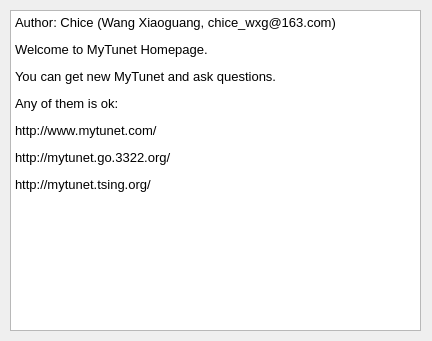
The window that trunk/src/qtunet-qt4/dlg_about.ui (alick/mytunet) describes before a commit, drawn with Qt 5.
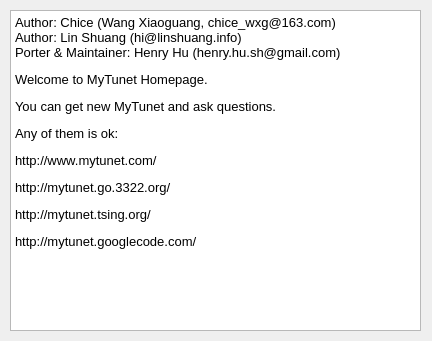
The same window after the commit.

Diff of the .ui file:
```diff
--- a/trunk/src/qtunet-qt4/dlg_about.ui
+++ b/trunk/src/qtunet-qt4/dlg_about.ui
@@ -42,12 +42,15 @@
 p, li { white-space: pre-wrap; }
 &lt;/style>&lt;/head>&lt;body style=" font-family:'Bitstream Vera Serif'; font-size:10pt; font-weight:400; font-style:normal;">
 &lt;p style=" margin-top:0px; margin-bottom:0px; margin-left:0px; margin-right:0px; -qt-block-indent:0; text-indent:0px;">Author: Chice (Wang Xiaoguang, chice_wxg@163.com)&lt;/p>
+&lt;p style=" margin-top:0px; margin-bottom:0px; margin-left:0px; margin-right:0px; -qt-block-indent:0; text-indent:0px;">Author: Lin Shuang (hi@linshuang.info)&lt;/p>
+&lt;p style=" margin-top:0px; margin-bottom:0px; margin-left:0px; margin-right:0px; -qt-block-indent:0; text-indent:0px;">Porter &amp;amp; Maintainer: Henry Hu (henry.hu.sh@gmail.com)&lt;/p>
 &lt;p style=" margin-top:12px; margin-bottom:12px; margin-left:0px; margin-right:0px; -qt-block-indent:0; text-indent:0px;">Welcome to MyTunet Homepage.&lt;/p>
 &lt;p style=" margin-top:12px; margin-bottom:12px; margin-left:0px; margin-right:0px; -qt-block-indent:0; text-indent:0px;">You can get new MyTunet and ask questions.&lt;/p>
 &lt;p style=" margin-top:12px; margin-bottom:12px; margin-left:0px; margin-right:0px; -qt-block-indent:0; text-indent:0px;">Any of them is ok:&lt;/p>
 &lt;p style=" margin-top:12px; margin-bottom:12px; margin-left:0px; margin-right:0px; -qt-block-indent:0; text-indent:0px;">http://www.mytunet.com/ &lt;/p>
 &lt;p style=" margin-top:12px; margin-bottom:12px; margin-left:0px; margin-right:0px; -qt-block-indent:0; text-indent:0px;">http://mytunet.go.3322.org/ &lt;/p>
 &lt;p style=" margin-top:12px; margin-bottom:12px; margin-left:0px; margin-right:0px; -qt-block-indent:0; text-indent:0px;">http://mytunet.tsing.org/ &lt;/p>
+&lt;p style=" margin-top:12px; margin-bottom:12px; margin-left:0px; margin-right:0px; -qt-block-indent:0; text-indent:0px;">http://mytunet.googlecode.com/&lt;/p>
 &lt;p style="-qt-paragraph-type:empty; margin-top:12px; margin-bottom:12px; margin-left:0px; margin-right:0px; -qt-block-indent:0; text-indent:0px;">&lt;/p>&lt;/body>&lt;/html></string>
    </property>
   </widget>
```
